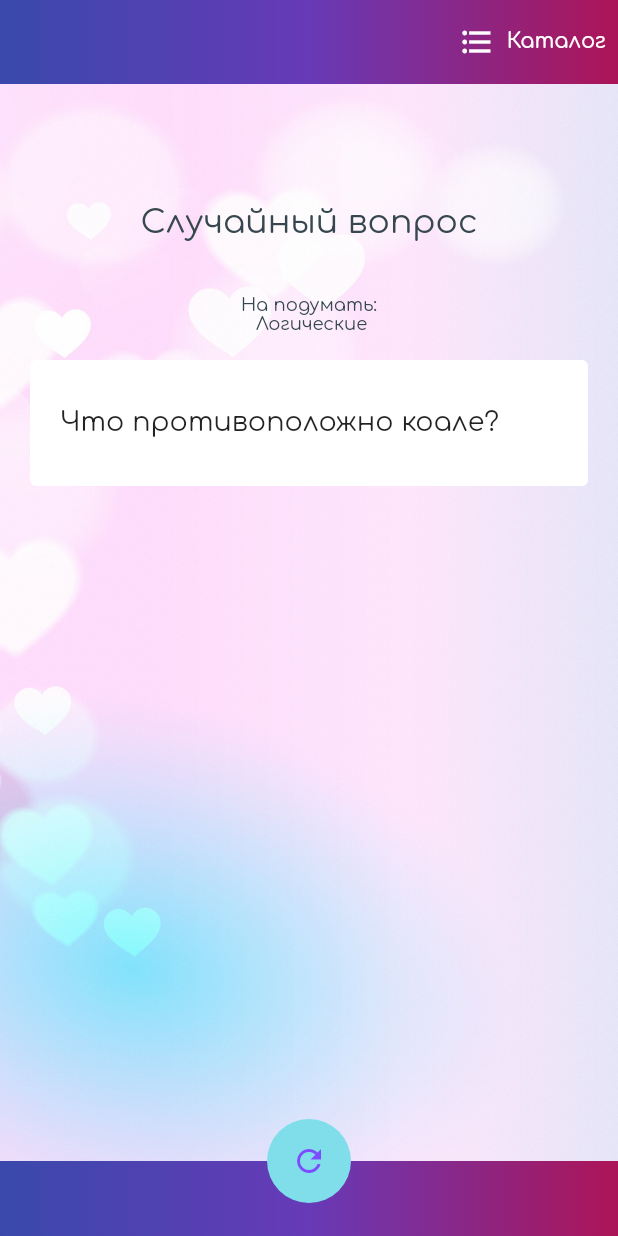
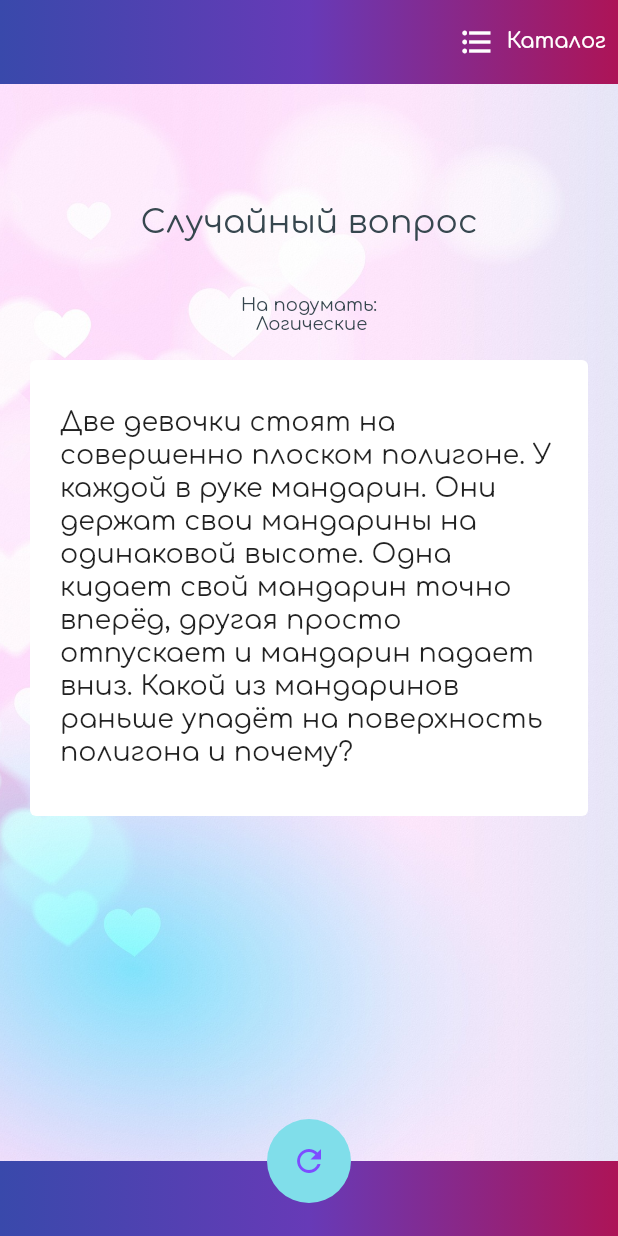
Before and after one commit to DanielTitkov/date_topics, a Flutter app: the screen it shows after launch, on a phone screen of 412 x 824 dp. Run offline on Flutter 3.47's test engine with Material 2 defaults, Android fonts, the phone set to English and light mode, and no system bars; drawn by our look-alikes of flutter_html; our stand-ins replace google_fonts.

Commit message:
added few more questions

```diff
--- a/data/topics.csv
+++ b/data/topics.csv
@@ -247,8 +247,8 @@ personal,Личное,"Вопросы о том, что непосредстве
 puzzle,На подумать,Задачки и загадки,,,,,,,,,,,,,,
 ,,,logical,Логические,icons8-brain-50.png,Логические задачки,,1,1,,,,,,,
 ,,,,,,,,,,q1,,Что противоположно коале?,,,,
-,,,,,,,,,,,,,,,,
-,,,,,,,,,,,,,,,,
+,,,,,,,,,,q2,,"Как нарисовать треугольник, чтобы всего его углы были прямыми?",,,,
+,,,,,,,,,,q3,,"Две девочки стоят на совершенно плоском полигоне. У каждой в руке мандарин. Они держат свои мандарины на одинаковой высоте. Одна кидает свой мандарин точно вперёд, другая просто отпускает и мандарин падает вниз. Какой из мандаринов раньше упадёт на поверхность полигона и почему?",,,,
 ,,,,,,,,,,,,,,,,
 ,,,,,,,,,,,,,,,,
 ,,,,,,,,,,,,,,,,
--- a/lib/data/_topics.dart
+++ /dev/null
@@ -1,131 +0,0 @@
-import 'package:date_topics/domain/domain.dart';
-
-final List<TopicGroup> topicGroupsData = [
-  TopicGroup(
-    title: "Вопросы Арона",
-    description: "Вопросы чтобы лучше узнать друг друга",
-    topics: [
-      Topic(
-        title: "Классическая процедура Арона",
-        description: "36 вопросов",
-        items: [
-          Item(body: "Кто ты по жизни?", title: "Вопрос 1"),
-          Item(body: "Какой твой любимый цвет?"),
-          Item(body: "Зачем ты кушаешь черешню?", title: "Вопрос 3"),
-          Item(body: "Какой самый лучший язык программирования?"),
-        ],
-      ),
-    ],
-    tags: [
-      Tag(title: "Личное"),
-    ],
-  ),
-  TopicGroup(
-    title: "На злобу дня",
-    description: "Интересные кейсы из повседневности",
-    topics: [
-      Topic(
-        title: "Геи в Берлине",
-        description: "Курьёзный случай со свадьбой",
-        items: [Item(body: "Вопрос про свадьбу будет тут")],
-      ),
-      Topic(
-        title: "Проблема Вкусвилла",
-        description: "Противоречивая реклама",
-        items: [Item(body: "Вопрос про Вкусвилл будет тут")],
-      ),
-    ],
-    tags: [
-      Tag(title: "Политика"),
-      Tag(title: "Новости"),
-    ],
-  ),
-  TopicGroup(
-    title: "Загадки и задачки",
-    description: "Штуки, над которым скорее всего надо подумать",
-    topics: [
-      Topic(
-        title: "Девочки и мандарины",
-        description: "Кое-что о физике",
-        items: [Item(body: "Вопрос про мандарины будет тут")],
-      ),
-      Topic(
-        title: "Реклама в ОАЭ",
-        description: "Культурное соотвествие",
-        items: [Item(body: "Вопрос про рекламу в ОАЭ будет тут")],
-      ),
-      Topic(
-        title: "Кролики в Австралии",
-        description: "Базовая биология",
-        items: [Item(body: "Вопрос про кроликов будет тут")],
-      ),
-    ],
-    tags: [
-      Tag(title: "Логика"),
-      Tag(title: "Физика"),
-    ],
-  ),
-  TopicGroup(
-    title: "Профанное",
-    description: "Вопросы на бытовые темы",
-    topics: [
-      Topic(
-        title: "Что ты планируешь делать на следующей неделе?",
-        items: [Item(body: "Что ты планируешь делать на следующей неделе?")],
-      ),
-      Topic(
-        title: "Что тебе нравится и не нравится в свиданиях?",
-        items: [Item(body: "Что тебе нравится и не нравится в свиданиях?")],
-      ),
-      Topic(
-        title: "Чем ты славишься среди своих друзей?",
-        items: [Item(body: "Чем ты славишься среди своих друзей?")],
-      ),
-      Topic(
-        title:
-            "Какой стереотип о мужчинах / женщинах ты ненавидишь больше всего?",
-        items: [
-          Item(
-              body:
-                  "Какой стереотип о мужчинах / женщинах ты ненавидишь больше всего?")
-        ],
-      ),
-      Topic(
-        title: "Что заставляет тебя нервничать?",
-        items: [Item(body: "Что заставляет тебя нервничать?")],
-      ),
-      Topic(
-        title: "Что может мгновенно вызвать в тебе отторжение к человеку?",
-        items: [
-          Item(
-              body: "Что может мгновенно вызвать в тебе отторжение к человеку?")
-        ],
-      ),
-      Topic(
-        title: "С каким заблуждением о себе ты сталкиваешься чаще всего?",
-        items: [
-          Item(body: "С каким заблуждением о себе ты сталкиваешься чаще всего?")
-        ],
-      ),
-      Topic(
-        title: "Какое у тебя самое яркое воспоминание из детства?",
-        items: [
-          Item(body: "Какое у тебя самое яркое воспоминание из детства?")
-        ],
-      ),
-      Topic(
-        title: "Ты жаворонок или сова?",
-        items: [Item(body: "Ты жаворонок или сова?")],
-      ),
-      Topic(
-        title: "Что ты любишь на ужин/завтрак?",
-        items: [Item(body: "Что ты любишь на ужин/завтрак?")],
-      ),
-      Topic(
-        title: "Ты любишь больше кошек или собак?",
-        items: [Item(body: "Ты любишь больше кошек или собак?")],
-      ),
-    ],
-    tags: [],
-  ),
-];
--- a/lib/data/topics.dart
+++ b/lib/data/topics.dart
@@ -231,6 +231,8 @@ final List<TopicGroup> topicGroupsData = [
   TopicGroup(id: "puzzle", title: "На подумать", description: "Задачки и загадки", topics: [
     Topic(id: "puzzle_logical", title: "Логические", allowRandom: true, allowPlayer: true, description: "Логические задачки", image: "icons8-brain-50.png", items: [
       Item(id: "puzzle_logical_q1", body: "Что противоположно коале?",),
+      Item(id: "puzzle_logical_q2", body: "Как нарисовать треугольник, чтобы всего его углы были прямыми?",),
+      Item(id: "puzzle_logical_q3", body: "Две девочки стоят на совершенно плоском полигоне. У каждой в руке мандарин. Они держат свои мандарины на одинаковой высоте. Одна кидает свой мандарин точно вперёд, другая просто отпускает и мандарин падает вниз. Какой из мандаринов раньше упадёт на поверхность полигона и почему?",),
     ], tags: [
 
     ],),
```
